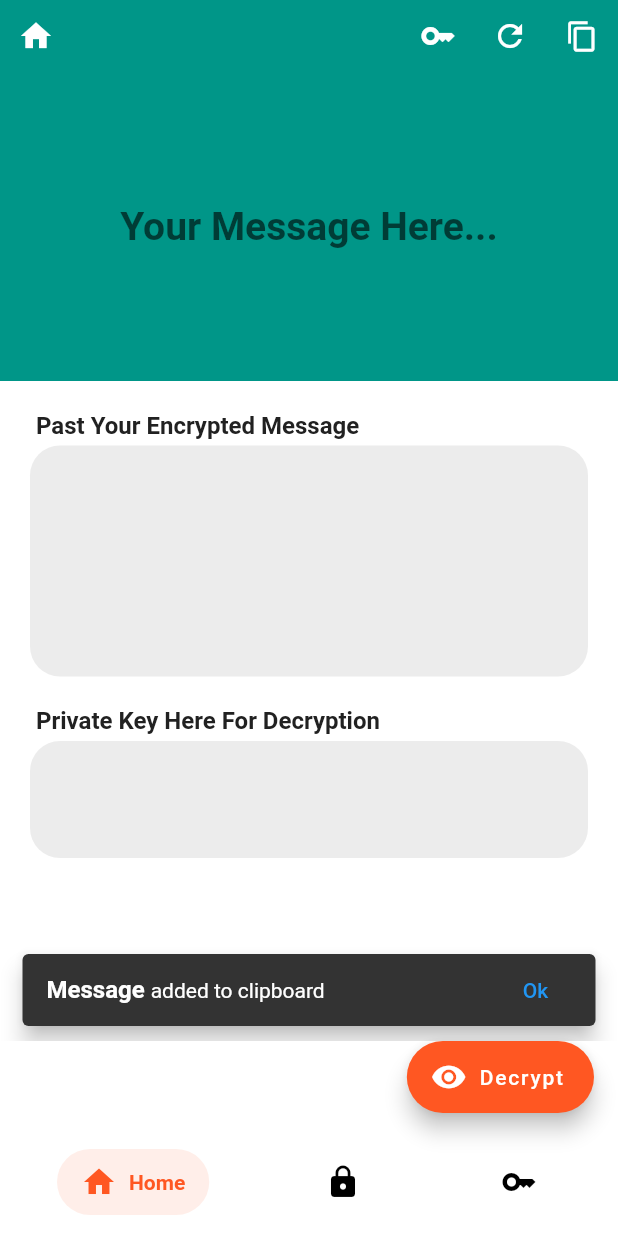
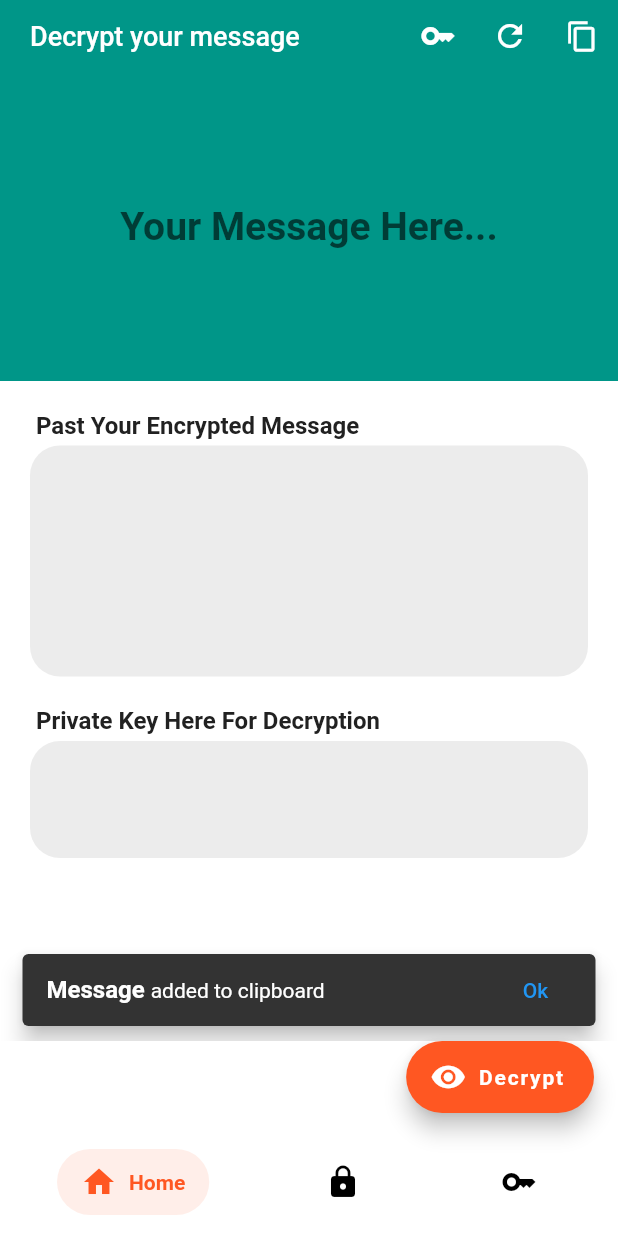
Before and after one commit to hemunt/RsaKeyEncription, a Flutter app: the screen it shows after launch, after a tap on the "content copy" icon, on a phone screen of 412 x 824 dp. Run offline on Flutter 3.47's test engine with Material 2 defaults, Android fonts, the phone set to English and light mode, and no system bars; drawn by our look-alikes of salomon_bottom_bar; our stand-ins replace get, shared_preferences; missing offline and left inert: asn1lib, pointycastle.

Commit message:
Changes in app

```diff
--- a/lib/Controller/EncryptionScreenController.dart
+++ b/lib/Controller/EncryptionScreenController.dart
@@ -1,6 +1,7 @@
 import 'package:flutter/material.dart';
 import 'package:get/get.dart';
-import 'package:rsa_message_encription/LocalStorage/SessionManager.dart';
+
+import '../LocalStorage/StorageHelper.dart';
 
 class EncryptionScreenController  extends GetxController {
 
@@ -9,6 +10,7 @@ class EncryptionScreenController  extends GetxController {
   RxString message = "".obs;
   RxString encryptedMessage = "".obs;
   RxBool showMessageTF = false.obs;
+  StorageHelper SessionManager = StorageHelper();
 
   void refreshPage(){
     encryptedMessage.value  = "";
--- a/lib/Controller/GenerareKeyScreenController.dart
+++ b/lib/Controller/GenerareKeyScreenController.dart
@@ -1,12 +1,13 @@
 import 'package:flutter/material.dart';
 import 'package:get/get.dart';
-import 'package:rsa_message_encription/LocalStorage/SessionManager.dart';
+
+import '../LocalStorage/StorageHelper.dart';
 
 class GenerateKeyScreenController extends GetxController {
   RxBool isLoading = false.obs;
   RxString privateKey = "".obs;
   RxString publicKey = "".obs;
-
+  StorageHelper SessionManager = StorageHelper();
 
   void refreshPage() {
     privateKey.value = "";
--- /dev/null
+++ b/lib/LocalStorage/StorageHelper.dart
@@ -0,0 +1,81 @@
+// import 'package:get_storage/get_storage.dart';
+class StorageHelper {
+
+
+  static const String _privateKey = "PRIVATE_KEY_2048";
+  static const String _publicKey = "PUBLIC_KEY_2048";
+  static const String _encryptdMessage = "ENCRYPTED_MESSAGE";
+  static const String _Message = "ENCRYPTED_MESSAGE";
+
+  static final StorageHelper _singleton = StorageHelper._internal();
+  StorageHelper._internal();
+
+  static Future init() async {
+    // var result = await GetStorage.init();
+    // print("GetStorageIsIntilized$result");
+  }
+
+  factory StorageHelper() {
+    return _singleton;
+  }
+
+  _savePref(String key, Object? value) async {
+    // var prefs = GetStorage();
+    // prefs.write(key, value);
+  }
+
+  T _getPref<T>(String key) {
+    return "" as T;
+    // return GetStorage().read(key) as T;
+  }
+
+  void clearAll() {
+    // GetStorage().erase();
+  }
+
+
+  setMessage(String message) {
+    _savePref(_Message, message);
+  }
+
+
+  String getMessage() {
+    return _getPref(_Message) ?? "";
+  }
+
+  setEncryptedMessage(String message) {
+    _savePref(_encryptdMessage, message);
+  }
+
+
+  String getEncryptedMessage() {
+    return _getPref(_encryptdMessage) ?? "";
+  }
+
+
+
+  setPrivateKey(String key) {
+    _savePref(_privateKey, key);
+  }
+
+
+  String getPrivateKey() {
+    return _getPref(_privateKey) ?? "";
+  }
+
+
+  setPublicKey(String key) {
+    _savePref(_publicKey, key);
+  }
+
+  String getPublicKey() {
+    return _getPref(_publicKey) ?? "";
+  }
+
+  bool isKeysSet(){
+    return false;
+      // GetStorage().hasData(_privateKey);
+  }
+
+
+}
--- a/lib/Screens/DashboardScreen.dart
+++ b/lib/Screens/DashboardScreen.dart
@@ -1,8 +1,6 @@
 import 'package:flutter/material.dart';
 import 'package:flutter/services.dart';
 import 'package:get/get.dart';
-import 'package:rsa_message_encription/Screens/EncryptMessage.dart';
-import 'package:rsa_message_encription/Screens/GenerateKeyScreen.dart';
 
 import '../AppConstent/Colors.dart';
 import '../Components/MyIconButton.dart';
@@ -11,6 +9,9 @@ import '../Controller/GenerareKeyScreenController.dart';
 import '../KeyGenerator/RsaKeyHelper.dart';
 import '../TextField/AppTextField.dart';
 import 'package:salomon_bottom_bar/salomon_bottom_bar.dart';
+
+import 'EncryptMessage.dart';
+import 'GenerateKeyScreen.dart';
 
 class DashboardScreen extends StatefulWidget {
   const DashboardScreen({Key? key}) : super(key: key);
@@ -30,8 +31,7 @@ class _DashboardScreenState extends State<DashboardScreen> {
   String realText = "Your Message Here...";
   final PageController _pageController = PageController();
   EncryptionScreenController controller = Get.put(EncryptionScreenController());
-  GenerateKeyScreenController controller2 =
-      Get.put(GenerateKeyScreenController());
+  GenerateKeyScreenController controller2 = Get.put(GenerateKeyScreenController());
 
   @override
   void initState() {
@@ -45,47 +45,22 @@ class _DashboardScreenState extends State<DashboardScreen> {
   Widget build(BuildContext context) {
     return Scaffold(
       backgroundColor: Colors.white,
-      floatingActionButton: _selectedIndex == 0 ? FloatingActionButton.extended(label: const Text('Decrypt'),
+      floatingActionButton: _selectedIndex == 0 ? FloatingActionButton.extended(label: const Text('Decrypt', style: TextStyle(color: Colors.white, fontSize: 14,fontWeight: FontWeight.w600),),
               icon: const Icon( Icons.remove_red_eye,color: Colors.white,),
               onPressed: () {
                 RsaKeyHelper helper = RsaKeyHelper();
-                setState(
-                  () {
+                setState(() {
                     realText = helper.decrypt(encryptedData.trim(),
                         helper.parsePrivateKeyFromPem(privateKey));
                   },
                 );
               },
               backgroundColor: secondaryColor,
-            )
-      //     : _selectedIndex == 1 ? FloatingActionButton.extended(label: const Text('Encrypt'),
-      //   icon: const Icon( Icons.no_encryption,color: Colors.white,),
-      //   onPressed: () {
-      //     RsaKeyHelper helper = RsaKeyHelper();
-      //     setState(
-      //           () {
-      //
-      //       },
-      //     );
-      //   },
-      //   backgroundColor: secondaryColor,
-      // ): _selectedIndex == 2 ? FloatingActionButton.extended(label: const Text('Generate'),
-      //   icon: const Icon( Icons.key,color: Colors.white,),
-      //   onPressed: () {
-      //     RsaKeyHelper helper = RsaKeyHelper();
-      //     setState(
-      //           () {
-      //
-      //       },
-      //     );
-      //   },
-      //   backgroundColor: secondaryColor,
-      // )
-          : SizedBox(),
+            ) : const SizedBox(),
       bottomNavigationBar: Container(
-        padding: EdgeInsets.only(left: 30.0,right: 30.0),
-        margin: EdgeInsets.only(bottom: 6.0),
-        height: 60,
+        padding: const EdgeInsets.only(left: 30.0,right: 30.0),
+        margin: const EdgeInsets.only(bottom: 6.0),
+        // height: 160,
         child: SalomonBottomBar(
           currentIndex: _selectedIndex,
           selectedItemColor: secondaryColor,
@@ -130,21 +105,7 @@ class _DashboardScreenState extends State<DashboardScreen> {
                     child: Row(
                       mainAxisAlignment: MainAxisAlignment.spaceBetween,
                       children: [
-                        ClipRRect(
-                          borderRadius: BorderRadius.circular(30.0),
-                          child: Material(
-                            color: Colors.transparent,
-                            child: IconButton(
-                                icon: const Icon(Icons.home,color: Colors.white,),
-                                onPressed: (){
-                                  setState(() {
-                                    _selectedIndex = 0;
-                                    _pageController.animateToPage(_selectedIndex, duration:const Duration(milliseconds: 200), curve: Curves.linear);
-                                  });
-                                }
-                            ),
-                          ),
-                        ),
+                        const Text("Decrypt your message", style: TextStyle(fontSize: 18, fontWeight: FontWeight.w500, color: Colors.white),).marginOnly(left: 20.0),
                         Row(
                           children: [
                             MyIconButton(
@@ -175,8 +136,8 @@ class _DashboardScreenState extends State<DashboardScreen> {
                                 final snackBar = SnackBar(
 
                                   behavior: SnackBarBehavior.floating,
-                                  content: Row(
-                                    children: const [
+                                  content: const Row(
+                                    children: [
                                       Text(
                                         "Message ",
                                         style: TextStyle(
--- a/lib/Screens/EncryptMessage.dart
+++ b/lib/Screens/EncryptMessage.dart
@@ -5,7 +5,7 @@ import '../AppConstent/Colors.dart';
 import '../Components/MyIconButton.dart';
 import '../Controller/EncryptionScreenController.dart';
 import '../KeyGenerator/RsaKeyHelper.dart';
-import '../LocalStorage/SessionManager.dart';
+import '../LocalStorage/StorageHelper.dart';
 import '../TextField/AppTextField.dart';
 class EncryptMessage extends StatefulWidget {
   const EncryptMessage({Key? key}) : super(key: key);
@@ -16,7 +16,7 @@ class EncryptMessage extends StatefulWidget {
 
 class _EncryptMessageState extends State<EncryptMessage> {
   EncryptionScreenController controller = Get.put(EncryptionScreenController());
-
+  StorageHelper SessionManager = StorageHelper();
   @override
   void initState() {
     if(SessionManager.isKeysSet()){
@@ -41,11 +41,7 @@ class _EncryptMessageState extends State<EncryptMessage> {
               child: Row(
                 mainAxisAlignment: MainAxisAlignment.spaceBetween,
                 children: [
-                  Text("Encrypt your message",style: TextStyle(
-                      color: Colors.white,
-                      fontSize: 16,
-                      fontWeight: FontWeight.w500
-                  ),),
+                  Text("Encrypt your message",style: TextStyle(fontSize: 18, fontWeight: FontWeight.w500, color: Colors.white),),
                   Row(
                     children: [
                       MyIconButton(
--- a/lib/Screens/GenerateKeyScreen.dart
+++ b/lib/Screens/GenerateKeyScreen.dart
@@ -5,7 +5,7 @@ import '../AppConstent/Colors.dart';
 import '../Components/MyIconButton.dart';
 import '../Controller/GenerareKeyScreenController.dart';
 import '../KeyGenerator/RsaKeyHelper.dart';
-import '../LocalStorage/SessionManager.dart';
+import '../LocalStorage/StorageHelper.dart';
 import '../TextField/AppTextField.dart';
 
 class GenerateKey extends StatefulWidget {
@@ -17,6 +17,7 @@ class GenerateKey extends StatefulWidget {
 
 class _GenerateKeyState extends State<GenerateKey> {
   GenerateKeyScreenController  controller =  Get.put(GenerateKeyScreenController());
+  StorageHelper SessionManager = StorageHelper();
   @override
   void initState() {
     if(SessionManager.isKeysSet()){
@@ -40,11 +41,7 @@ class _GenerateKeyState extends State<GenerateKey> {
               child: Row(
                 mainAxisAlignment: MainAxisAlignment.spaceBetween,
                 children: [
-                  const Text("Generate Key Pair",style: TextStyle(
-                    color: Colors.white,
-                    fontSize: 18,
-                    fontWeight: FontWeight.w500
-                  ),),
+                  const Text("Generate Key Pair",style: TextStyle(fontSize: 18, fontWeight: FontWeight.w500, color: Colors.white),),
                   Row(
                     children: [
                       MyIconButton(
--- a/lib/Screens/SplashScreen.dart
+++ b/lib/Screens/SplashScreen.dart
@@ -1,9 +1,10 @@
 import 'package:flutter/material.dart';
-import 'package:rsa_message_encription/AppConstent/Colors.dart';
-import 'package:rsa_message_encription/Screens/DashboardScreen.dart';
 
-import '../LocalStorage/AppStorage.dart';
+import '../AppConstent/Colors.dart';
 import 'package:get/get.dart';
+
+import '../LocalStorage/StorageHelper.dart';
+import 'DashboardScreen.dart';
 
 class SplashScreen extends StatefulWidget {
   const SplashScreen({Key? key}) : super(key: key);
@@ -17,8 +18,8 @@ class _SplashScreenState extends State<SplashScreen> {
 @override
   void initState() {
   WidgetsBinding.instance.addPostFrameCallback(
-    (_)async{
-      await AppStorage.init();
+    (_) async{
+      await StorageHelper.init();
       Future.delayed(const Duration(seconds: 1),() {
         Get.offAll(() => const DashboardScreen());
       },);
@@ -30,30 +31,29 @@ class _SplashScreenState extends State<SplashScreen> {
   @override
   Widget build(BuildContext context) {
     return Scaffold(
-      body: Container(
-        child: Center(
+      body: Center(
         child: Column(
           mainAxisAlignment: MainAxisAlignment.center,
           children: [
             Image.asset("assets/mspy.png", width: 130,),
-              SizedBox(
-                height: 150,
+            const SizedBox(
+              height: 20,
             ),
             Text("Encryption Spy", style: TextStyle(
                color: secondaryColor,
               fontWeight: FontWeight.w700,
-                fontSize: 42,
+              fontSize: 32,
             ),),
-              SizedBox(
-                height: 10,
+            const SizedBox(
+              height: 4,
             ),
             const Text("Message Encryption Tool",style: TextStyle(
               color: Colors.black,
               fontWeight: FontWeight.w500,
-                fontSize: 18,
+              fontSize: 16,
             ),),
             const SizedBox(
-                height: 30.0,
+              height: 60.0,
             ),
             SizedBox(
               width: 100,
@@ -63,7 +63,6 @@ class _SplashScreenState extends State<SplashScreen> {
           ],
         ),
       ),
-      ),
     );
   }
 }
--- a/lib/main.dart
+++ b/lib/main.dart
@@ -1,6 +1,7 @@
 import 'package:flutter/material.dart';
-import 'package:rsa_message_encription/Screens/SplashScreen.dart';
 import 'package:get/get.dart';
+
+import 'Screens/SplashScreen.dart';
 
 void main() {
   runApp(const MyApp());
```
Lines whose indentation alone changed are shown as unchanged.
